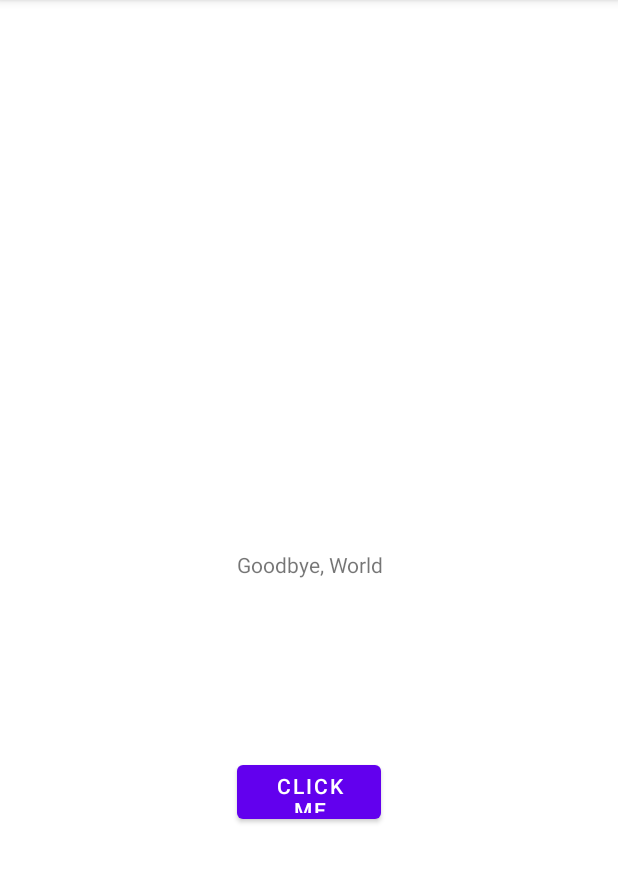
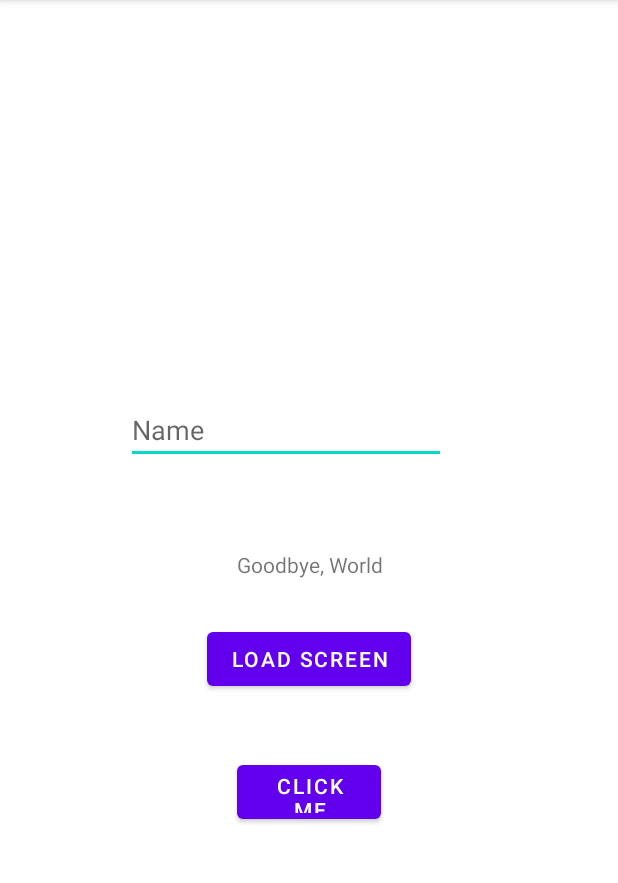
Before and after one commit to avaallwardt/cw02-gui-avaallwardt, an Android app: the screen it shows after launch (MainActivity), on a phone screen of 412 x 824 dp, the part 84-967 px from its top. Run offline under Robolectric (Android 15) with nearby library versions, the phone set to English and light mode, and no system bars.

Commit message:
Updates from 8/25/22 class.

```diff
--- a/app/src/main/AndroidManifest.xml
+++ b/app/src/main/AndroidManifest.xml
@@ -14,6 +14,9 @@
         android:theme="@style/Theme.CW02BasicGUI"
         tools:targetApi="31">
         <activity
+            android:name=".SecondScreen"
+            android:exported="false" />
+        <activity
             android:name=".MainActivity"
             android:exported="true">
             <intent-filter>
--- a/app/src/main/java/com/example/cw02_basicgui/MainActivity.java
+++ b/app/src/main/java/com/example/cw02_basicgui/MainActivity.java
@@ -2,16 +2,19 @@ package com.example.cw02_basicgui;
 
 import androidx.appcompat.app.AppCompatActivity;
 
+import android.content.Intent;
 import android.os.Bundle;
 import android.view.View;
 import android.widget.Button;
+import android.widget.EditText;
 import android.widget.TextView;
 
 public class MainActivity extends AppCompatActivity {
 
     TextView myGreeting;
     Button myButton;
-
+    // if you're only clicking the button to move to a new screen, you technically dont need to make it an object
+    EditText namePrompt;
     // apps live in 1 of 6 states (creation, paused, resumed, closed out of app), only required to have an onCreate state
     @Override
     // if you don't specify, protected is the access modifier it gets by default (can only access the class if in the same package)
@@ -19,11 +22,10 @@ public class MainActivity extends AppCompatActivity {
         super.onCreate(savedInstanceState);
         setContentView(R.layout.activity_main);
         // the two above must always be the first bc must first establish the main screen
-
-
         // want to divide code up into smaller methods
         initializeView();
-
+        // namePrompt
+        namePrompt = findViewById(R.id.input_Name);
     }
 
     public void initializeView(){
@@ -43,6 +45,22 @@ public class MainActivity extends AppCompatActivity {
         myButton.setText("Ouch! That hurts!");
     }
 
+    public void loadScreen(View view){
+        // android studio provides the SecondScreen class
+        // intent - allows you to go from one activity to another (one screen to another)
+            // intent is used only for switching screens and passing data between it
+        // the first one will always be this
+        Intent intent = new Intent(this, SecondScreen.class);
+       String nameFromInput = namePrompt.getText().toString();
+        // allows you to take things to the second screen
+        intent.putExtra("theName", nameFromInput);
+        // android studio provides the startActivity() method
+        // this line brings you to the next screen
+        startActivity(intent);
+    }
+
+
+
 
 
 }
--- a/app/src/main/res/layout/activity_main.xml
+++ b/app/src/main/res/layout/activity_main.xml
@@ -26,7 +26,31 @@
         android:text="Button"
         app:layout_constraintBottom_toBottomOf="parent"
         app:layout_constraintEnd_toEndOf="parent"
+        app:layout_constraintHorizontal_bias="0.501"
         app:layout_constraintStart_toStartOf="parent"
         app:layout_constraintTop_toBottomOf="@+id/textView_Greeting" />
 
+    <Button
+        android:id="@+id/button_LoadScreen"
+        android:layout_width="wrap_content"
+        android:layout_height="wrap_content"
+        android:layout_marginTop="29dp"
+        android:onClick="loadScreen"
+        android:text="Load Screen"
+        app:layout_constraintEnd_toEndOf="parent"
+        app:layout_constraintStart_toStartOf="parent"
+        app:layout_constraintTop_toBottomOf="@+id/textView_Greeting" />
+
+    <EditText
+        android:id="@+id/input_Name"
+        android:layout_width="wrap_content"
+        android:layout_height="wrap_content"
+        android:layout_marginStart="84dp"
+        android:layout_marginBottom="57dp"
+        android:ems="10"
+        android:hint="Name"
+        android:inputType="textPersonName"
+        app:layout_constraintBottom_toTopOf="@+id/textView_Greeting"
+        app:layout_constraintStart_toStartOf="parent" />
+
 </androidx.constraintlayout.widget.ConstraintLayout>
```
Also changed, not shown: app/src/main/java/com/example/cw02_basicgui/SecondScreen.java (added, +25 -0 lines), app/src/main/res/layout/activity_second_screen.xml (added, +16 -0 lines).
